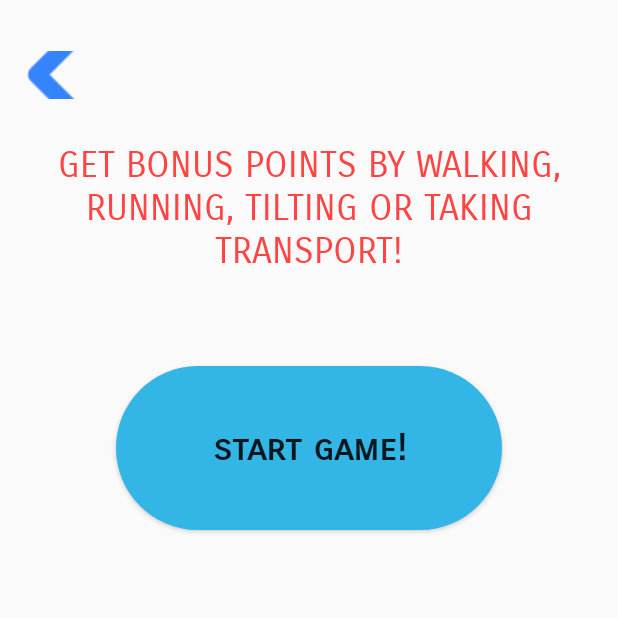
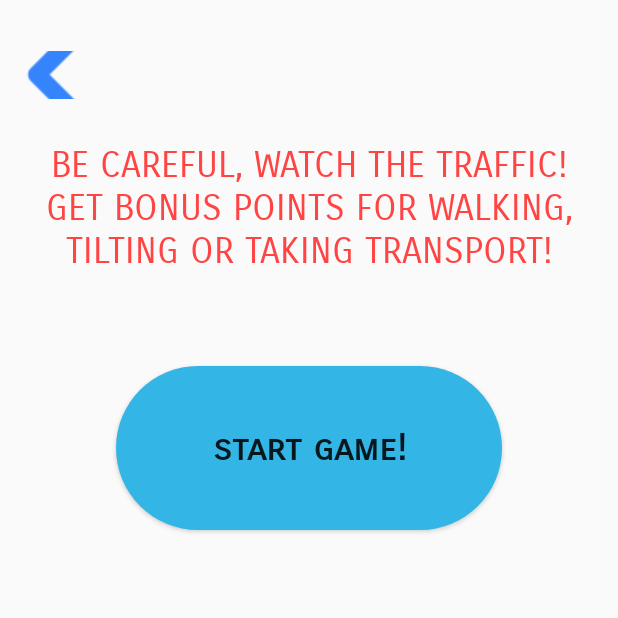
Before and after one commit to dnlrbz/Typo, an Android app: the GameActivity screen opened directly, with no data from a screen before it, on a phone screen of 412 x 824 dp, the top half of it. Run offline under Robolectric (Android 15) with nearby library versions, the phone set to English and light mode, and no system bars; 2 statements that could not run were skipped.

Commit message:
added warning to be careful in the traffic

```diff
--- a/app/src/main/res/layout/activity_game.xml
+++ b/app/src/main/res/layout/activity_game.xml
@@ -109,7 +109,7 @@
     <TextView
         android:id="@+id/textViewWarning"
         android:layout_width="wrap_content"
-        android:layout_height="wrap_content"
+        android:layout_height="136dp"
         android:layout_below="@+id/txt_activity"
         android:layout_centerHorizontal="true"
         android:fontFamily="sans-serif-smallcaps"
--- a/app/src/main/res/values/strings.xml
+++ b/app/src/main/res/values/strings.xml
@@ -5,7 +5,7 @@
     <string name="about_button">ABOUT</string>
     <string name="hint_in_scores">Tap your name to see more statistics</string>
     <string name="button_start_game">start game!</string>
-    <string name="warning_before_game">GET BONUS POINTS BY WALKING, RUNNING, TILTING OR TAKING TRANSPORT!</string>
+    <string name="warning_before_game"> BE CAREFUL, WATCH THE TRAFFIC!\nGET BONUS POINTS FOR WALKING, TILTING OR TAKING TRANSPORT!</string>
     <string name="hint_to_tap_name">tap your name to see more statistics</string>
     <string name="hint_to_delete_item">tap a name to delete or press back button</string>
     <string name="common_info">
```
